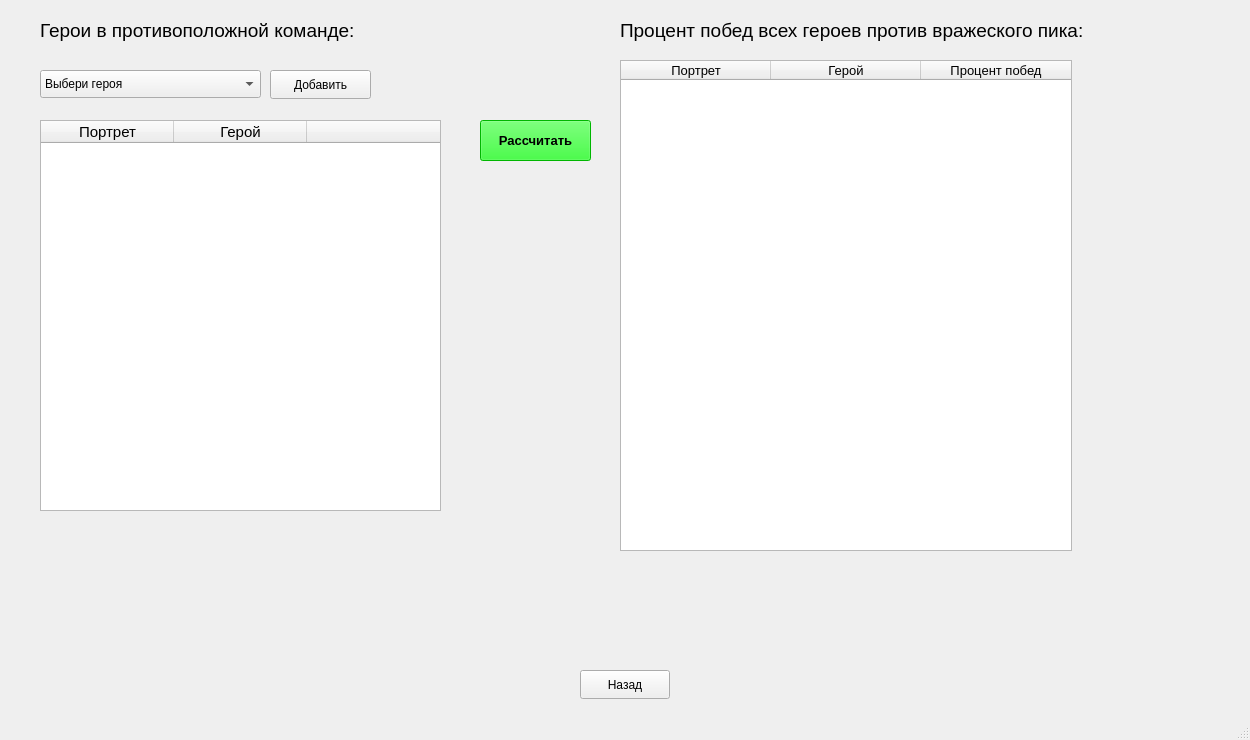
HXPPY228/Kursovaya2024, file mainwindow.ui: the form before one commit.
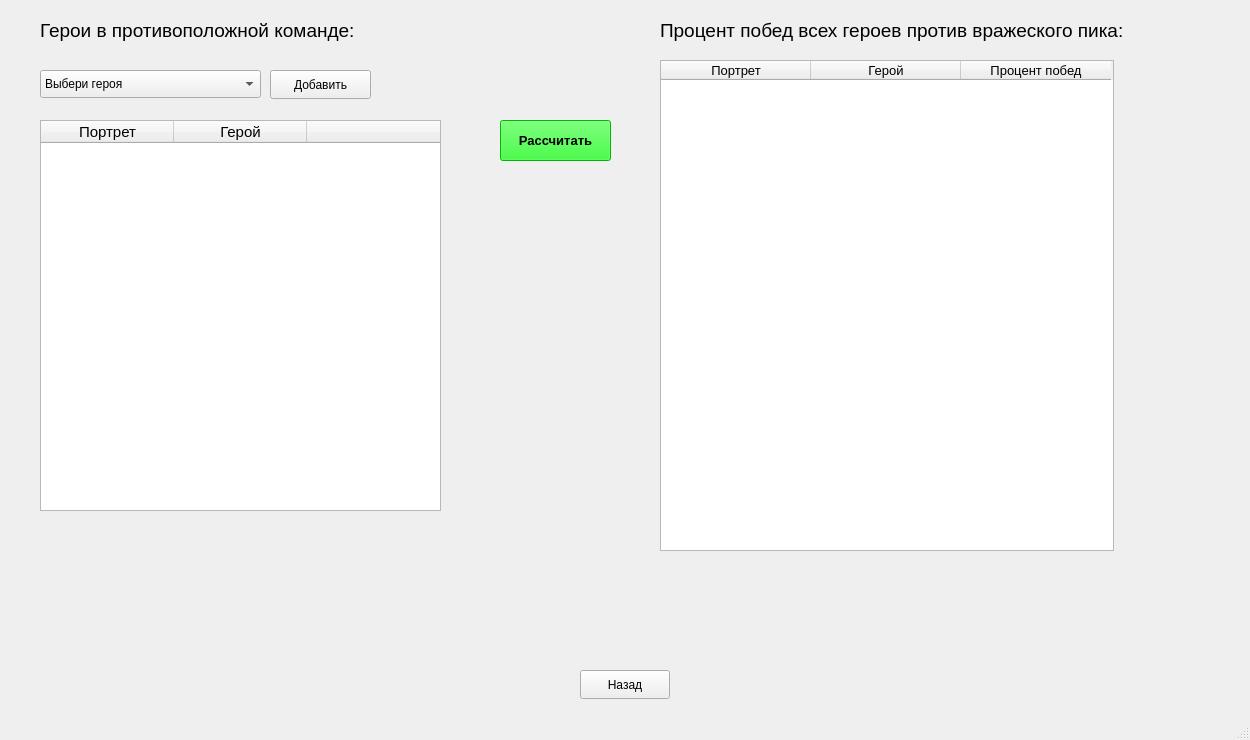
The form after the commit.

Diff of the .ui file:
```diff
--- a/mainwindow.ui
+++ b/mainwindow.ui
@@ -77,9 +77,9 @@
      <widget class="QTableWidget" name="tableWidget">
       <property name="geometry">
        <rect>
-        <x>620</x>
+        <x>660</x>
         <y>60</y>
-        <width>452</width>
+        <width>454</width>
         <height>491</height>
        </rect>
       </property>
@@ -243,7 +243,7 @@
      <widget class="QPushButton" name="pushButton_5">
       <property name="geometry">
        <rect>
-        <x>480</x>
+        <x>500</x>
         <y>120</y>
         <width>111</width>
         <height>41</height>
@@ -269,7 +269,7 @@
      <widget class="QLabel" name="label_3">
       <property name="geometry">
        <rect>
-        <x>620</x>
+        <x>660</x>
         <y>10</y>
         <width>591</width>
         <height>41</height>
```
